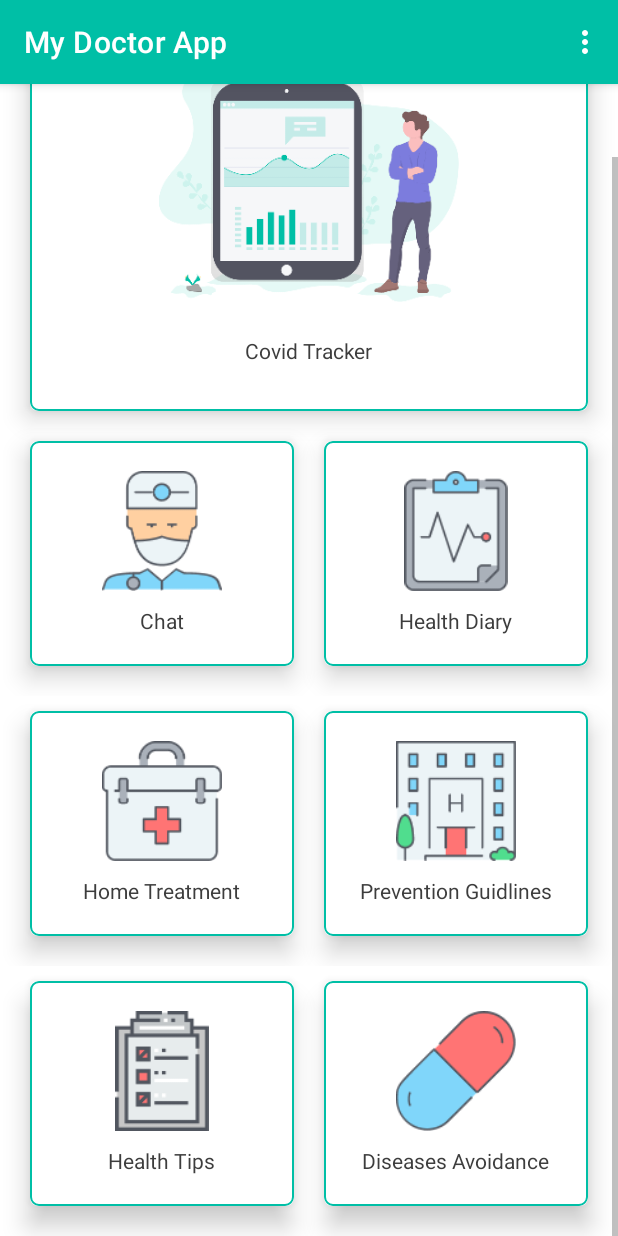
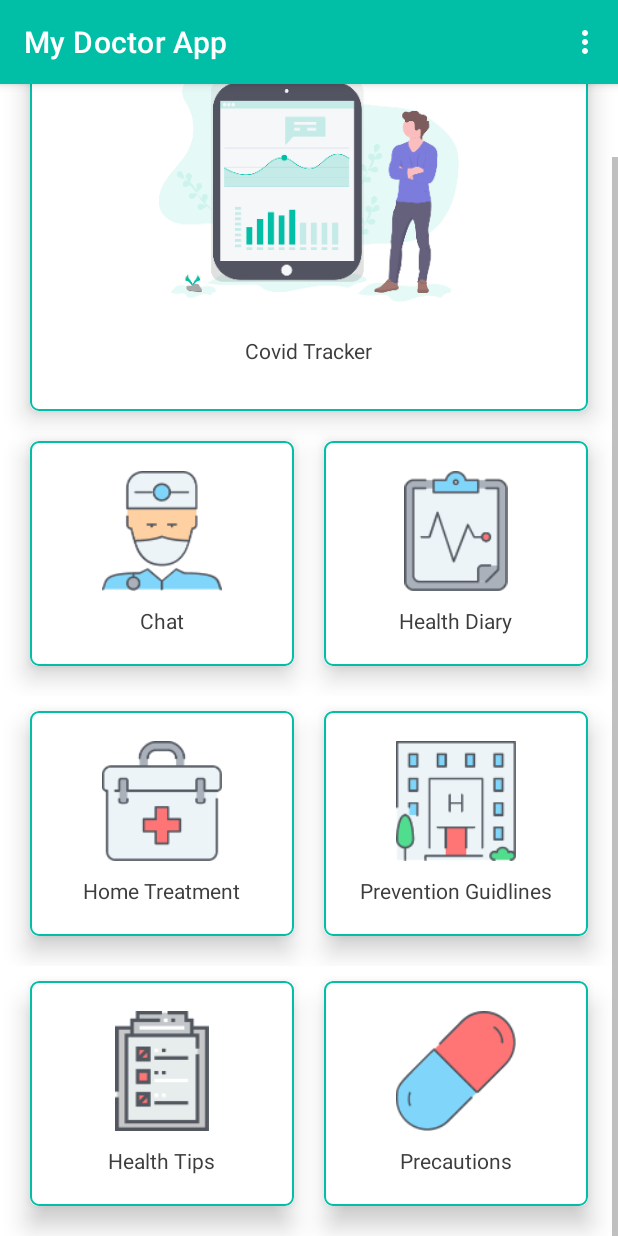
Before and after one commit to MArslan88/My-Doctor-App, an Android app: the MainActivity screen opened directly, with no data from a screen before it, scrolled down 52 dp, on a phone screen of 412 x 824 dp. Run offline under Robolectric (Android 15) with nearby library versions, the phone set to English and light mode, and no system bars; our stand-ins replace Firebase (no records; nobody signed in at launch, a user with empty details on screens opened directly).

Commit message:
Disease avoidance to Precautions

```diff
--- a/app/src/main/res/layout/activity_main.xml
+++ b/app/src/main/res/layout/activity_main.xml
@@ -279,7 +279,7 @@
                             android:layout_width="wrap_content"
                             android:layout_height="wrap_content"
                             android:layout_marginTop="10dp"
-                            android:text="Diseases Avoidance"
+                            android:text="Precautions"
                             android:textColor="@color/text_color"/>
                     </LinearLayout>
                 </androidx.cardview.widget.CardView>
--- a/app/src/main/res/layout/activity_main2.xml
+++ b/app/src/main/res/layout/activity_main2.xml
@@ -279,7 +279,7 @@
                             android:layout_width="wrap_content"
                             android:layout_height="wrap_content"
                             android:layout_marginTop="10dp"
-                            android:text="Diseases Avoidance"
+                            android:text="Precautions"
                             android:textColor="@color/text_color"/>
                     </LinearLayout>
                 </androidx.cardview.widget.CardView>
```
